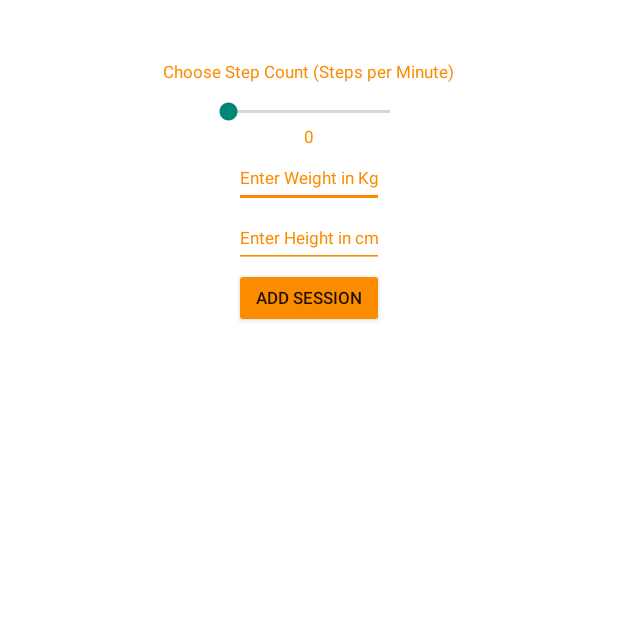
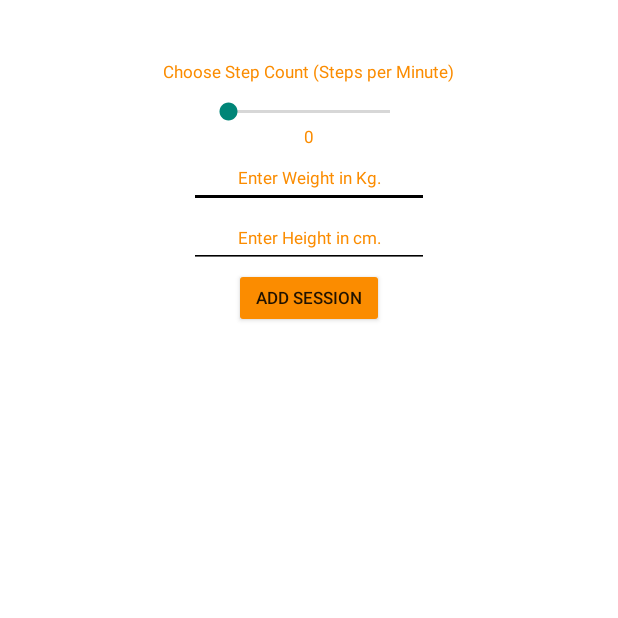
Before and after one commit to rafaelfagundes/AndroidWorkout, an Android app: the screen it shows after launch (MainActivity), on a phone screen of 412 x 824 dp, the top half of it. Run offline under Robolectric (Android 15) with nearby library versions, the phone set to English and light mode, and no system bars.

Commit message:
Making UI exact like the document

```diff
--- a/app/src/main/res/layout/activity_main.xml
+++ b/app/src/main/res/layout/activity_main.xml
@@ -48,29 +48,32 @@
 
         <EditText
             android:id="@+id/editText_weight"
-            android:layout_width="100dp"
+            android:layout_width="160dp"
             android:layout_height="40dp"
             android:layout_gravity="center"
-            android:backgroundTint="@color/orange"
+            android:backgroundTint="@color/black"
             android:hint="@string/weightHint"
             android:inputType="number"
             android:textColor="#000000"
             android:textColorHint="@color/orange"
             android:textSize="11sp"
-            android:autofillHints="weight" />
+            android:autofillHints="weight"
+            android:textAlignment="center"
+            />
 
         <EditText
             android:id="@+id/editText_height"
-            android:layout_width="100dp"
+            android:layout_width="160dp"
             android:layout_height="40dp"
             android:layout_gravity="center"
-            android:backgroundTint="@color/orange"
+            android:backgroundTint="@color/black"
             android:hint="@string/heightHint"
             android:inputType="number"
             android:textColor="#000000"
             android:textColorHint="@color/orange"
             android:textSize="11sp"
             android:autofillHints="height"
+            android:textAlignment="center"
             />
 
         <Button
@@ -78,7 +81,6 @@
             android:layout_width="100dp"
             android:layout_height="40dp"
             android:layout_gravity="center"
-
             android:backgroundTint="@color/orange"
             android:text="@string/session"
             android:textSize="11sp" />
--- a/app/src/main/res/values/color.xml
+++ b/app/src/main/res/values/color.xml
@@ -1,4 +1,5 @@
 <?xml version="1.0" encoding="utf-8"?>
 <resources>
     <color name="orange">#FB8C00</color>
+    <color name="black">#000000</color>
 </resources>
```
